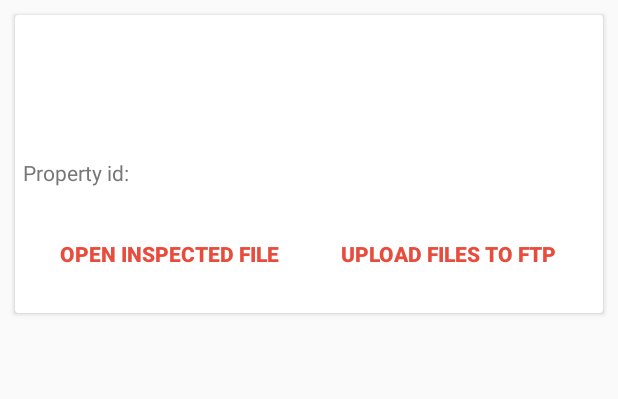
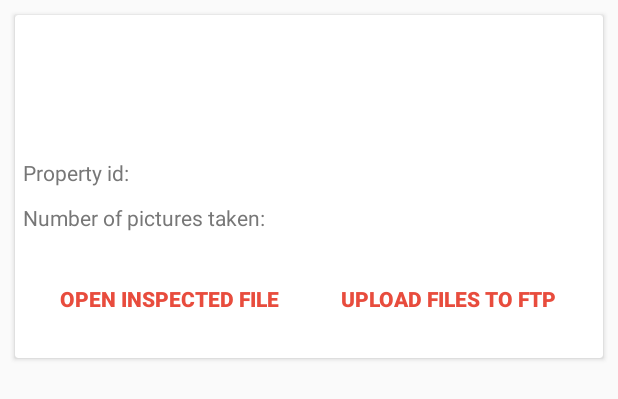
Before and after one commit to dj0l3/Property-Inspector, an Android app: the layout view_holder_inspected_propertys.xml on its own in the app's theme, with its tools: preview values and no code run, on a phone screen of 412 x 824 dp. Shown: the top 399 px of the screen. Run offline under Robolectric (Android 15) with nearby library versions, the phone set to English and light mode, and no system bars.

Commit message:
Number of photos taken is now showing on ftp menu card

```diff
--- a/app/src/main/java/com/sakthi/propertyinspector/adapter/InspectedFilesViewHolder.java
+++ b/app/src/main/java/com/sakthi/propertyinspector/adapter/InspectedFilesViewHolder.java
@@ -20,6 +20,7 @@ public class InspectedFilesViewHolder extends RecyclerView.ViewHolder {
     private TextView lblPostalCode;
     private TextView lblUniqueKey;
     private TextView propertyId;
+    private TextView picturesTaken;
     private Button btnOpen;
     private Button btnUpload;
 
@@ -29,6 +30,7 @@ public class InspectedFilesViewHolder extends RecyclerView.ViewHolder {
         lblPostalCode = (TextView) itemView.findViewById(R.id.lblPostalCode);
         lblUniqueKey = (TextView) itemView.findViewById(R.id.lblUniqueKey);
         propertyId = (TextView) itemView.findViewById(R.id.property_id);
+        picturesTaken = (TextView) itemView.findViewById(R.id.pictures_taken);
         btnOpen = (Button) itemView.findViewById(R.id.btnOpenInspectedFiles);
         btnUpload = (Button) itemView.findViewById(R.id.btnUploadToFTP);
     }
@@ -39,6 +41,7 @@ public class InspectedFilesViewHolder extends RecyclerView.ViewHolder {
             lblPostalCode.setText(inspectedFiles.propertyInfo.getPostalCode());
             lblUniqueKey.setText(String.valueOf(inspectedFiles.propertyInfo.getUniqueKey()));
             propertyId.setText(String.valueOf(inspectedFiles.propertyInfo.getPropertyId()));
+            picturesTaken.setText(String.valueOf(inspectedFiles.propertyInfo.getTotalPictures()));
 
             btnOpen.setTag(R.id.lblAddress, inspectedFiles);
             btnOpen.setTag(R.id.lblPostalCode, position);
--- a/app/src/main/res/layout/view_holder_inspected_propertys.xml
+++ b/app/src/main/res/layout/view_holder_inspected_propertys.xml
@@ -59,6 +59,28 @@
 
             <LinearLayout
                 android:layout_width="match_parent"
+                android:layout_height="wrap_content">
+
+                <TextView
+                    android:layout_width="wrap_content"
+                    android:layout_height="wrap_content"
+                    android:padding="5dp"
+                    android:text="Number of pictures taken:"
+                    android:textColor="@color/colorText" />
+
+                <TextView
+                    android:id="@+id/pictures_taken"
+                    android:layout_width="match_parent"
+                    android:layout_height="wrap_content"
+                    android:layout_marginLeft="2dp"
+                    android:layout_marginStart="2dp"
+                    android:padding="5dp"
+                    android:textColor="@color/colorText" />
+
+            </LinearLayout>
+
+            <LinearLayout
+                android:layout_width="match_parent"
                 android:layout_height="wrap_content"
                 android:orientation="horizontal"
                 android:padding="10dp">
```
Also changed, not shown: app/src/main/java/com/sakthi/propertyinspector/data/PropertyInfo.java (+12 -0 lines).
